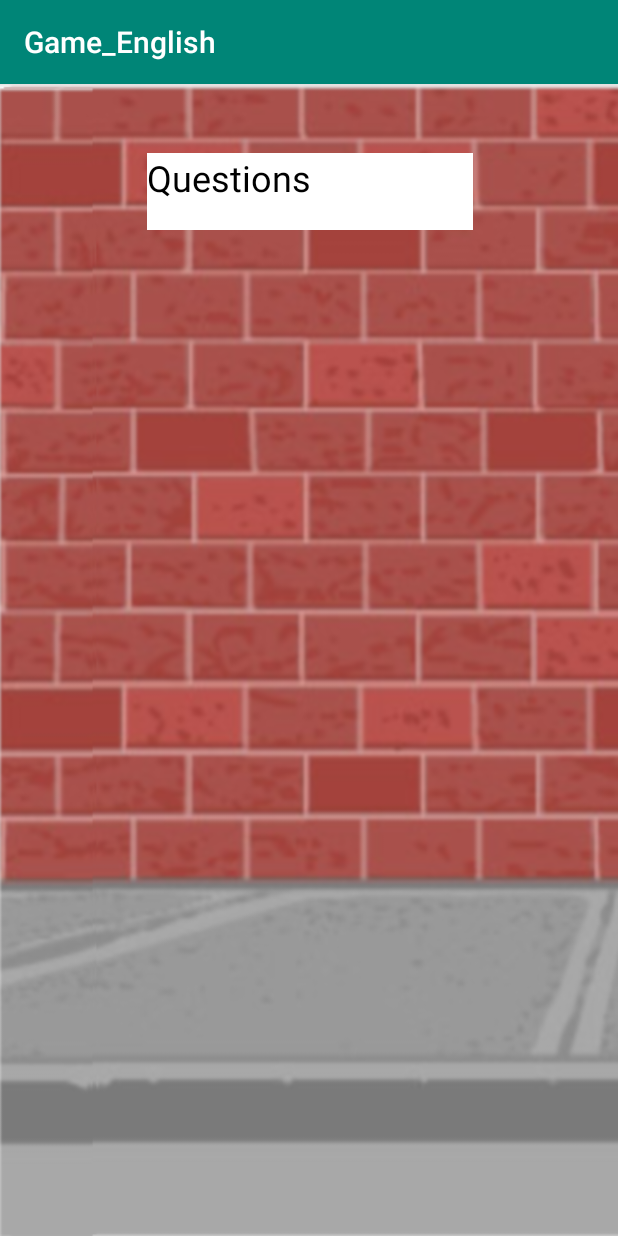
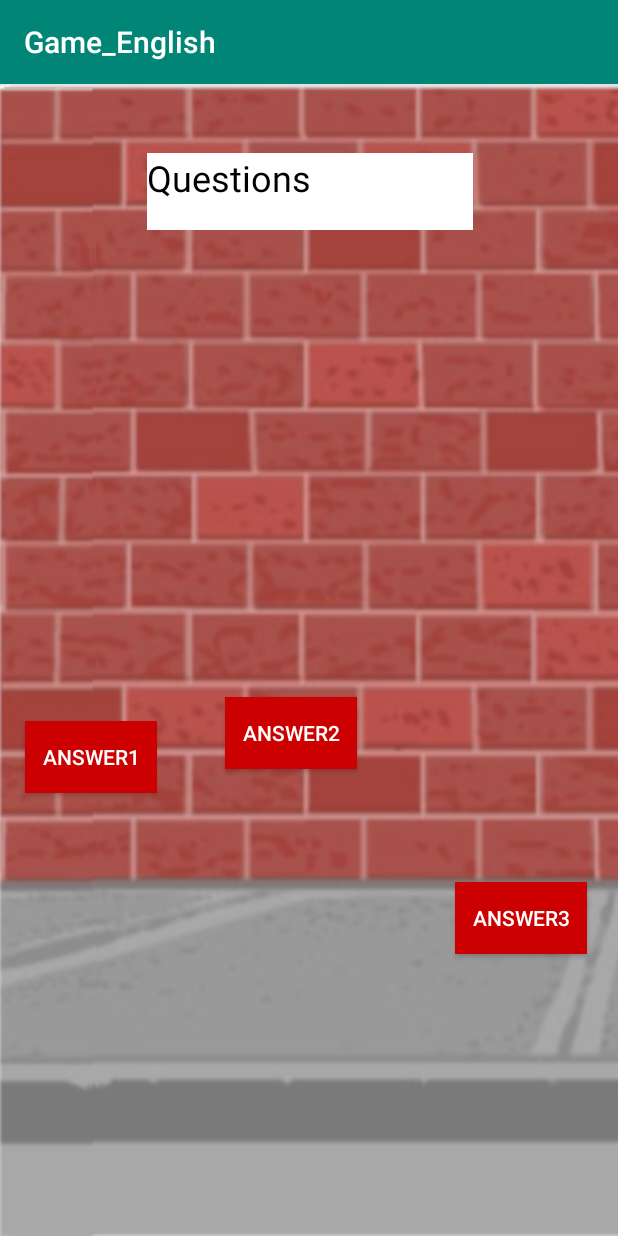
Before and after one commit to DSMan97/Game_English, an Android app: the Questions screen opened directly, with no data from a screen before it, on a phone screen of 412 x 824 dp. Run offline under Robolectric (Android 15) with nearby library versions, the phone set to English and light mode, and no system bars.

Commit message:
Vista Preguntas Diseño

```diff
--- a/app/src/main/res/layout/activity_questions.xml
+++ b/app/src/main/res/layout/activity_questions.xml
@@ -25,4 +25,57 @@
         app:layout_constraintStart_toStartOf="parent"
         app:layout_constraintTop_toTopOf="parent"
         app:layout_constraintVertical_bias="0.054" />
+
+    <Button
+        android:id="@+id/btna1"
+        android:layout_width="wrap_content"
+        android:layout_height="wrap_content"
+        android:layout_marginStart="8dp"
+        android:layout_marginTop="8dp"
+        android:layout_marginEnd="8dp"
+        android:layout_marginBottom="8dp"
+        android:background="@android:color/holo_red_dark"
+        android:text="answer1"
+        android:textColor="@android:color/background_light"
+        app:layout_constraintBottom_toBottomOf="parent"
+        app:layout_constraintEnd_toStartOf="@+id/btna2"
+        app:layout_constraintHorizontal_bias="0.186"
+        app:layout_constraintStart_toStartOf="parent"
+        app:layout_constraintTop_toTopOf="parent"
+        app:layout_constraintVertical_bias="0.592" />
+
+    <Button
+        android:id="@+id/btna2"
+        android:layout_width="wrap_content"
+        android:layout_height="wrap_content"
+        android:layout_marginStart="136dp"
+        android:layout_marginTop="8dp"
+        android:layout_marginEnd="8dp"
+        android:layout_marginBottom="8dp"
+        android:background="@android:color/holo_red_dark"
+        android:text="answer2"
+        android:textColor="@android:color/background_light"
+        app:layout_constraintBottom_toBottomOf="parent"
+        app:layout_constraintEnd_toEndOf="parent"
+        app:layout_constraintHorizontal_bias="0.078"
+        app:layout_constraintStart_toStartOf="parent"
+        app:layout_constraintTop_toBottomOf="@+id/textView" />
+
+    <Button
+        android:id="@+id/btna3"
+        android:layout_width="wrap_content"
+        android:layout_height="wrap_content"
+        android:layout_marginStart="8dp"
+        android:layout_marginTop="8dp"
+        android:layout_marginEnd="8dp"
+        android:layout_marginBottom="188dp"
+        android:background="@android:color/holo_red_dark"
+        android:text="answer3"
+        android:textColor="@android:color/background_light"
+        app:layout_constraintBottom_toBottomOf="parent"
+        app:layout_constraintEnd_toEndOf="parent"
+        app:layout_constraintHorizontal_bias="0.822"
+        app:layout_constraintStart_toEndOf="@+id/btna2"
+        app:layout_constraintTop_toTopOf="parent"
+        app:layout_constraintVertical_bias="1.0" />
 </android.support.constraint.ConstraintLayout>
```
